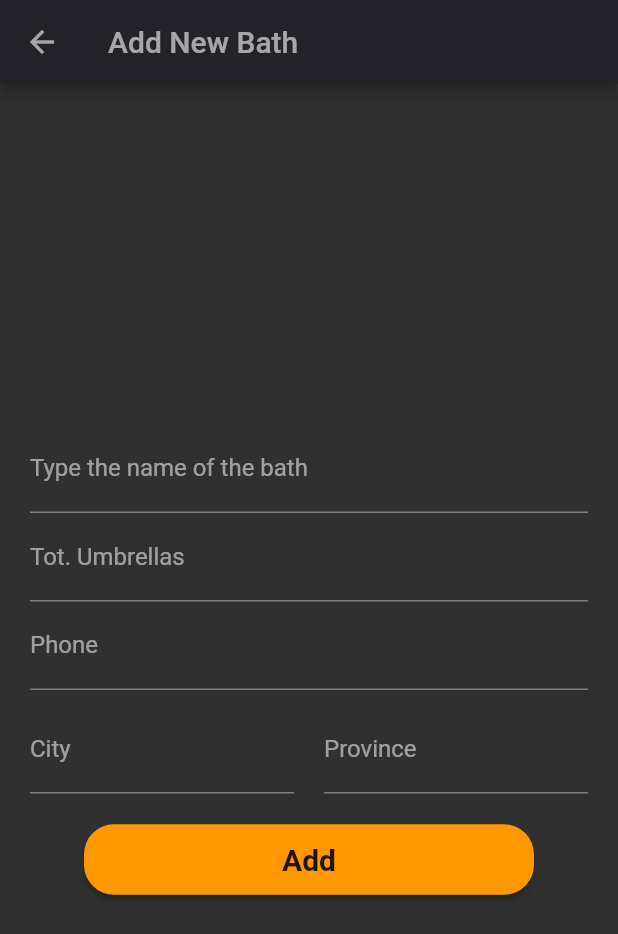
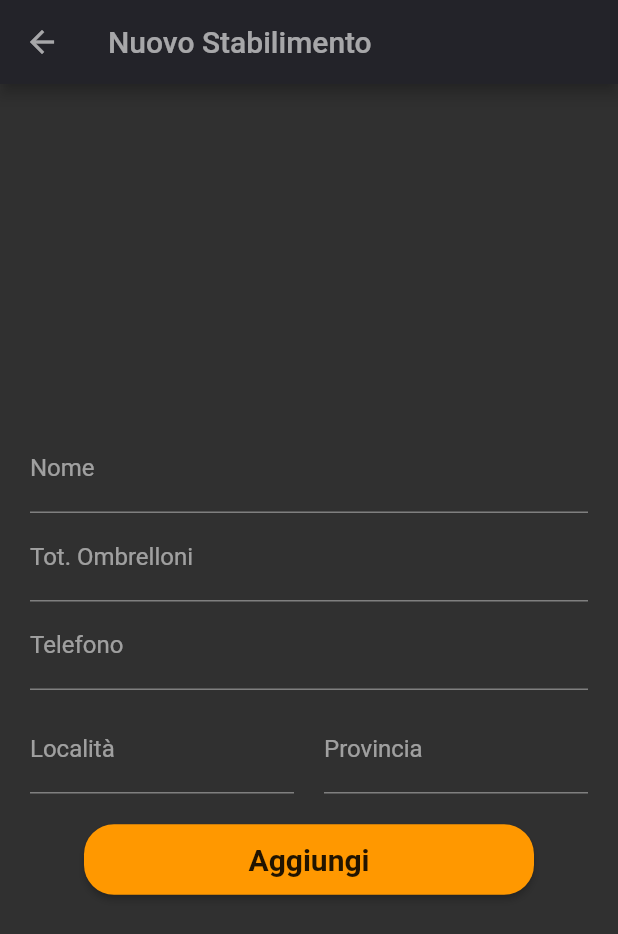
Before and after one commit to elpanas/beachuFlutter, a Flutter app: the NewBath screen opened by its route, on a phone screen of 412 x 824 dp. Shown: the top 934 px of the screen. Run offline on Flutter 3.47's test engine with Material 2 defaults, Android fonts, the phone set to English and light mode, and no system bars; drawn by our look-alikes of modal_progress_hud_nsn; our stand-ins replace firebase_auth, firebase_core, flutter_dotenv, font_awesome_flutter, geolocator, google_sign_in; missing offline and left inert: flutter_phone_direct_caller, maps_launcher; accounts and stored records are empty; network calls fail.

Commit message:
minor corrections

```diff
--- a/lib/components/new_edit_bathpage/bath_field.dart
+++ b/lib/components/new_edit_bathpage/bath_field.dart
@@ -5,11 +5,13 @@ import 'package:flutter/material.dart';
 class BathField extends StatelessWidget {
   const BathField({
     required this.controller,
+    this.inputType,
     required this.labelText,
     this.initialValue,
   });
 
   final TextEditingController controller;
+  final TextInputType? inputType;
   final String labelText;
   final String? initialValue;
 
@@ -23,6 +25,7 @@ class BathField extends StatelessWidget {
     return Flexible(
       child: TextFormField(
         controller: controller,
+        keyboardType: inputType,
         decoration: InputDecoration(
           labelText: labelText,
           labelStyle: kBathOpacTextStyle,
--- a/lib/constants.dart
+++ b/lib/constants.dart
@@ -59,3 +59,8 @@ const kBathOpacTextStyle = TextStyle(
 const kBathPadding = EdgeInsets.symmetric(
   vertical: 30.0,
 );
+
+const kErrorTextContent = Text(
+  'Qualcosa è andato storto',
+  style: TextStyle(color: Colors.black),
+);
--- a/lib/functions.dart
+++ b/lib/functions.dart
@@ -1,5 +1,4 @@
 import 'package:firebase_auth/firebase_auth.dart';
-import 'package:flutter_facebook_auth/flutter_facebook_auth.dart';
 import 'package:geolocator/geolocator.dart';
 import 'package:google_sign_in/google_sign_in.dart';
 
@@ -79,7 +78,7 @@ Future<String> signInWithGoogle() async {
     return '';
 }
 
-Future<String> signInWithFacebook() async {
+/* Future<String> signInWithFacebook() async {
   // Trigger the sign-in flow
   final LoginResult result = await FacebookAuth.instance.login();
 
@@ -98,4 +97,4 @@ Future<String> signInWithFacebook() async {
       return '';
   } else
     return '';
-}
+}*/
--- a/lib/views/bath_list.dart
+++ b/lib/views/bath_list.dart
@@ -23,7 +23,7 @@ class _BathListPageState extends State<BathListPage> {
       builder: (context, data, child) {
         return Scaffold(
           appBar: AppBar(
-            title: Text('Available Baths'),
+            title: Text('Stabilimenti Disponibili'),
             actions: [
               if (data.userId != '')
                 ActionIconButton(
--- a/lib/views/edit_bath.dart
+++ b/lib/views/edit_bath.dart
@@ -1,5 +1,6 @@
 import 'package:beachu/components/new_edit_bathpage/bath_field.dart';
 import 'package:beachu/components/simple_button.dart';
+import 'package:beachu/constants.dart';
 import 'package:beachu/models/bath_index.dart';
 import 'package:beachu/models/bath_model.dart';
 import 'package:beachu/providers/bath_provider.dart';
@@ -30,7 +31,7 @@ class _EditBathState extends State<EditBath> {
         Bath _bath = data.bath[args.index];
         return Scaffold(
           appBar: AppBar(
-            title: Text('Edit Bath'),
+            title: Text('Modifica Stabilimento'),
           ),
           body: ModalProgressHUD(
             inAsyncCall: data.loading,
@@ -48,28 +49,31 @@ class _EditBathState extends State<EditBath> {
                         BathField(
                           controller: _nameController,
                           initialValue: _bath.name,
-                          labelText: 'Bath Name',
+                          labelText: 'Nome',
                         ),
                         SizedBox(height: 10.0),
                         Row(
                           children: [
                             BathField(
                               controller: _avUmbrellasController,
+                              inputType: TextInputType.number,
                               initialValue: _bath.avUmbrellas.toString(),
-                              labelText: 'Available Umbrellas',
+                              labelText: 'Disponibili',
                             ),
                             SizedBox(width: 20.0),
                             BathField(
                               controller: _totUmbrellasController,
+                              inputType: TextInputType.number,
                               initialValue: _bath.totUmbrellas.toString(),
-                              labelText: 'Tot Umbrellas',
+                              labelText: 'Totali',
                             ),
                           ],
                         ),
                         BathField(
                           controller: _phoneController,
+                          inputType: TextInputType.phone,
                           initialValue: _bath.phone,
-                          labelText: 'Phone',
+                          labelText: 'Telefono',
                         ),
                         SizedBox(height: 10.0),
                         Row(
@@ -109,10 +113,7 @@ class _EditBathState extends State<EditBath> {
                             if (!_validate || !_result)
                               ScaffoldMessenger.of(context).showSnackBar(
                                 SnackBar(
-                                  content: Text(
-                                    'Something went wrong',
-                                    style: TextStyle(color: Colors.black),
-                                  ),
+                                  content: kErrorTextContent,
                                   backgroundColor: Colors.orange,
                                   padding: EdgeInsets.symmetric(vertical: 5.0),
                                 ),
--- a/lib/views/new_bath.dart
+++ b/lib/views/new_bath.dart
@@ -1,5 +1,6 @@
 import 'package:beachu/components/new_edit_bathpage/bath_field.dart';
 import 'package:beachu/components/simple_button.dart';
+import 'package:beachu/constants.dart';
 import 'package:beachu/models/bath_model.dart';
 import 'package:beachu/providers/bath_provider.dart';
 import 'package:firebase_auth/firebase_auth.dart';
@@ -29,7 +30,7 @@ class _NewBathState extends State<NewBath> {
       builder: (context, data, child) {
         return Scaffold(
           appBar: AppBar(
-            title: Text('Add New Bath'),
+            title: Text('Nuovo Stabilimento'),
           ),
           body: ModalProgressHUD(
             inAsyncCall: data.loading,
@@ -45,34 +46,34 @@ class _NewBathState extends State<NewBath> {
                       children: [
                         BathField(
                           controller: _nameController,
-                          labelText: 'Type the name of the bath',
+                          labelText: 'Nome',
                         ),
                         SizedBox(width: 10.0),
                         BathField(
                           controller: _totUmbrellasController,
-                          labelText: 'Tot. Umbrellas',
+                          labelText: 'Tot. Ombrelloni',
                         ),
                         BathField(
                           controller: _phoneController,
-                          labelText: 'Phone',
+                          labelText: 'Telefono',
                         ),
                         SizedBox(height: 10.0),
                         Row(
                           children: [
                             BathField(
                               controller: _cityController,
-                              labelText: 'City',
+                              labelText: 'Località',
                             ),
                             SizedBox(width: 20.0),
                             BathField(
                               controller: _provinceController,
-                              labelText: 'Province',
+                              labelText: 'Provincia',
                             ),
                           ],
                         ),
                         SizedBox(height: 20.0),
                         SimpleButton(
-                          title: 'Add',
+                          title: 'Aggiungi',
                           onPressed: () async {
                             bool _validate = _formKey.currentState!.validate(),
                                 _result = false;
@@ -93,10 +94,7 @@ class _NewBathState extends State<NewBath> {
                             if (!_validate || !_result)
                               ScaffoldMessenger.of(context).showSnackBar(
                                 SnackBar(
-                                  content: Text(
-                                    'Something went wrong',
-                                    style: TextStyle(color: Colors.black),
-                                  ),
+                                  content: kErrorTextContent,
                                   backgroundColor: Colors.orange,
                                   padding: EdgeInsets.symmetric(vertical: 5.0),
                                 ),
--- a/pubspec.yaml
+++ b/pubspec.yaml
@@ -1,7 +1,7 @@
 name: beachu
 description: Available umbrellas seeker
 publish_to: 'none' # Remove this line if you wish to publish to pub.dev
-version: 1.0.0+1
+version: 2.0.0+1
 environment:
   sdk: ">=2.12.0 <3.0.0"
 dependencies:
@@ -18,7 +18,6 @@ dependencies:
   firebase_auth: ^1.3.0
   flutter_dotenv: ^4.0.0-nullsafety.1
   google_sign_in: ^5.0.4
-  flutter_facebook_auth: ^3.4.0
   cupertino_icons: ^1.0.2
 
 dev_dependencies:
```
Also changed, not shown: lib/views/bath_page.dart (+4 -4 lines), lib/views/home.dart (+3 -6 lines), lib/views/login.dart (+4 -7 lines), pubspec.lock, 4 other files.
